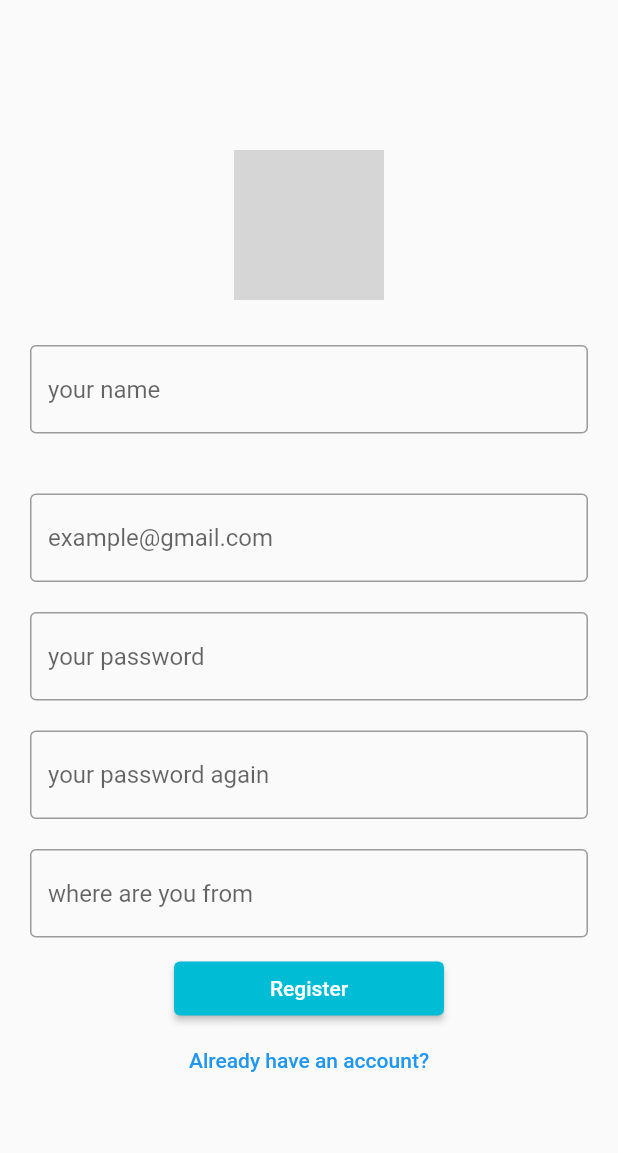
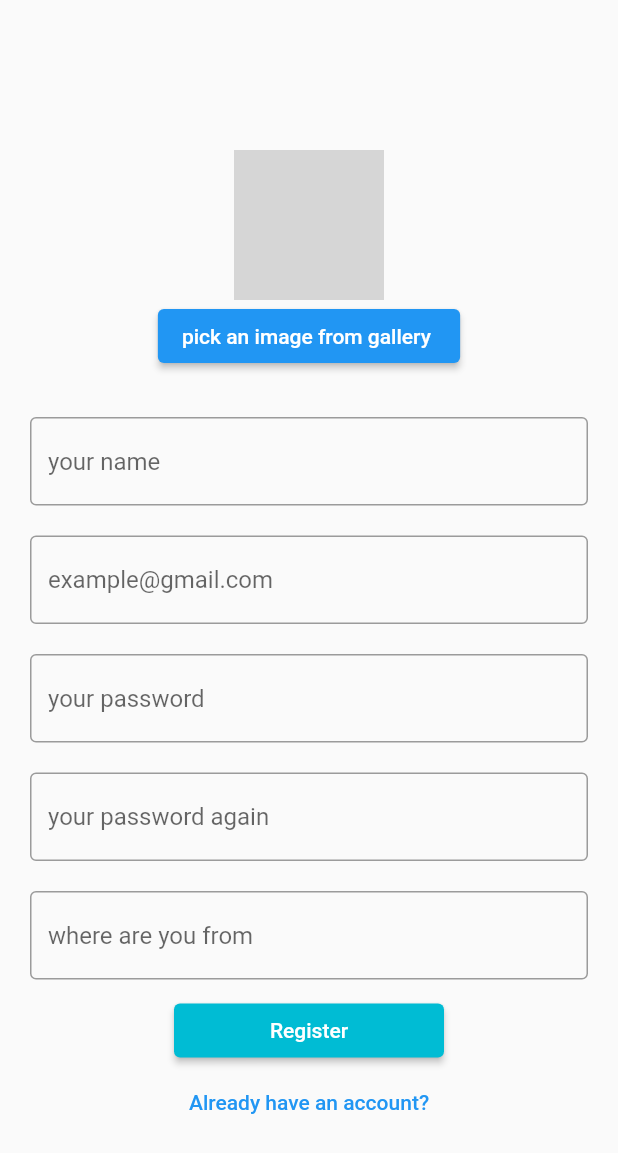
Before and after one commit to muhamad3/secondhand, a Flutter app: the Createacc screen opened directly, after a tap on "Register", on a phone screen of 412 x 824 dp. Shown: the top 1153 px of the screen. Run offline on Flutter 3.47's test engine with Material 2 defaults, Android fonts, the phone set to English and light mode, and no system bars; our stand-ins replace cloud_firestore, file_picker, firebase_auth, firebase_core, firebase_storage, image_picker; accounts and stored records are empty; network calls fail; grey boxes are pictures that could not be loaded.

Commit message:
adding image picker and uplaoding it to firebase

```diff
--- a/lib/Screens/createacc.dart
+++ b/lib/Screens/createacc.dart
@@ -1,6 +1,12 @@
+import 'dart:io';
 import 'package:cloud_firestore/cloud_firestore.dart';
+import 'package:file_picker/file_picker.dart';
+import 'package:firebase_storage/firebase_storage.dart';
 import 'package:flutter/material.dart';
 import 'package:firebase_auth/firebase_auth.dart';
+import 'package:image_picker/image_picker.dart';
+import 'package:path/path.dart';
+import 'firebaseapi.dart';
 
 class Createacc extends StatefulWidget {
   const Createacc({Key? key}) : super(key: key);
@@ -19,25 +25,52 @@ class _CreateaccState extends State<Createacc> {
   String Email = '';
   String? loc;
 
+  Future pickimage() async {
+    final image = await ImagePicker().pickImage(source: ImageSource.gallery);
+    if (image == null) return;
+
+    final imageTemporary = File(image.path);
+    setState(() => file = imageTemporary);
+  }
+
+  UploadTask? task;
+  File? file;
+
   @override
   Widget build(BuildContext context) {
     return Scaffold(
-        body: Column(
+        body: SingleChildScrollView(
+            child: Stack(children: <Widget>[
+      Column(
         crossAxisAlignment: CrossAxisAlignment.center,
         children: [
           const SizedBox(
             height: 100,
           ),
-        Image.network(
+          file != null
+              ? ClipOval(
+                  child: Image.file(
+                    file!,
+                    width: 100,
+                    height: 100,
+                    fit: BoxFit.cover,
+                  ),
+                )
+              : Image.network(
                   'https://cdn.pixabay.com/photo/2015/10/05/22/37/blank-profile-picture-973460_1280.png',
                   width: 100,
                   height: 100,
                   alignment: Alignment.center,
                 ),
+          ElevatedButton(
+              onPressed: () {
+                pickimage();
+              },
+              child: const Text('pick an image from gallery ')),
           Container(
             child: TextField(
               controller: name,
-            decoration: InputDecoration(
+              decoration: const InputDecoration(
                   border: OutlineInputBorder(), hintText: 'your name'),
             ),
             padding: const EdgeInsets.fromLTRB(20, 30, 20, 10),
@@ -48,7 +81,7 @@ class _CreateaccState extends State<Createacc> {
               decoration: InputDecoration(
                   border: OutlineInputBorder(), hintText: 'example@gmail.com'),
             ),
-          padding: const EdgeInsets.fromLTRB(20, 30, 20, 10),
+            padding: const EdgeInsets.fromLTRB(20, 10, 20, 10),
           ),
           Container(
             child: TextField(
@@ -62,7 +95,8 @@ class _CreateaccState extends State<Createacc> {
           Container(
             child: const TextField(
               decoration: InputDecoration(
-                border: OutlineInputBorder(), hintText: 'your password again'),
+                  border: OutlineInputBorder(),
+                  hintText: 'your password again'),
               obscureText: true,
             ),
             padding: const EdgeInsets.fromLTRB(20, 10, 20, 10),
@@ -85,6 +119,7 @@ class _CreateaccState extends State<Createacc> {
                   .collection('users')
                   .add({'email': Email, 'name': username, 'location': loc});
               registerWithEmailAndPassword(Email, Password);
+              uploadFile();
             },
             child: const Text('Register'),
             style: ButtonStyle(
@@ -98,13 +133,41 @@ class _CreateaccState extends State<Createacc> {
               },
               child: const Text('Already have an account?'))
         ],
-    ));
+      )
+    ])));
   }
 
   Future registerWithEmailAndPassword(String email, String password) async {
     final FirebaseAuth _firebaseAuth = FirebaseAuth.instance;
     await _firebaseAuth.createUserWithEmailAndPassword(
         email: email, password: password);
-        Navigator.pop(context);
+    Navigator.pop(this.context);
+  }
+
+  Future selectFile() async {
+    final result = await FilePicker.platform.pickFiles(allowMultiple: false);
+
+    if (result == null) return;
+    final path = result.files.single.path!;
+
+    setState(() => file = File(path));
+    uploadFile();
+  }
+
+  Future uploadFile() async {
+    if (file == null) return;
+
+    final fileName = basename(file!.path);
+    final destination = 'users/$Email';
+    task = FirebaseApi.uploadFile(destination, file!);
+
+    setState(() {});
+
+    if (task == null) return;
+
+    final snapshot = await task!.whenComplete(() {});
+    final urlDownload = await snapshot.ref.getDownloadURL();
+
+    print('Download-Link: $urlDownload');
   }
 }
--- a/lib/main.dart
+++ b/lib/main.dart
@@ -42,7 +42,7 @@ class _MyHomePageState extends State<MyHomePage> {
   @override
   Widget build(BuildContext context) {
     return MaterialApp(
-      initialRoute: '/home',
+      initialRoute: '/post',
       routes: {
         '/': (context) => const Login(),
         '/createacc': (context) => const Createacc(),
--- a/pubspec.yaml
+++ b/pubspec.yaml
@@ -40,6 +40,9 @@ dependencies:
   firebase: ^9.0.2
   firebase_auth: ^3.3.5
   image_picker: ^0.8.4+8
+  firebase_core: ^1.12.0
+  firebase_storage: ^10.2.7
+  file_picker: ^4.3.3
 
 dev_dependencies:
   flutter_test:
```
Also changed, not shown: lib/Screens/Home.dart (+63 -18 lines), lib/Screens/firebaseapi.dart (added, +29 -0 lines), lib/Screens/posting.dart (+74 -4 lines), pubspec.lock. Lines whose indentation alone changed are shown as unchanged.
